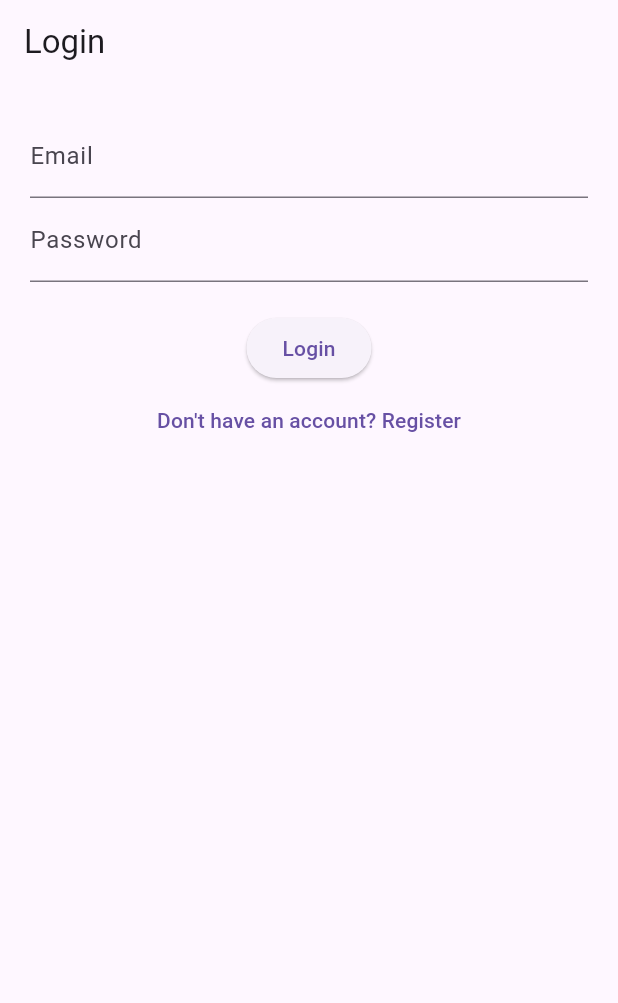
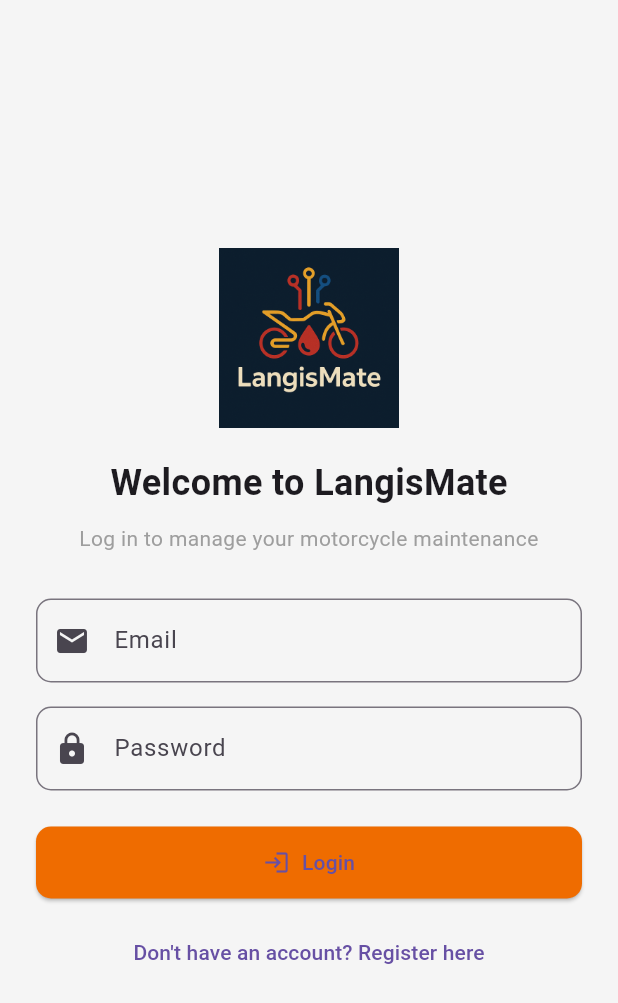
Before and after one commit to jrbb11/LangisMate, a Flutter app: the screen it shows after launch, on a phone screen of 412 x 824 dp. Shown: the top 1003 px of the screen. Run offline on Flutter 3.47's test engine with Material 3 defaults, Android fonts, the phone set to English and light mode, and no system bars; our stand-ins replace fluttertoast, supabase_flutter; accounts and stored records are empty.

Commit message:
✨ Add LangisMate logo and updated login UI

```diff
--- a/lib/login_screen.dart
+++ b/lib/login_screen.dart
@@ -17,22 +17,68 @@ class _LoginScreenState extends State<LoginScreen> {
   @override
   Widget build(BuildContext context) {
     return Scaffold(
-      appBar: AppBar(title: const Text('Login')),
-      body: Padding(
-        padding: const EdgeInsets.all(20),
+      backgroundColor: Colors.grey[100],
+      body: Center(
+        child: SingleChildScrollView(
+          padding: const EdgeInsets.symmetric(horizontal: 24.0),
           child: Column(
+            mainAxisAlignment: MainAxisAlignment.center,
             children: [
+              // 🌟 LangisMate Logo
+              Image.asset(
+                'assets/langismate_logo.png',
+                width: 120,
+                height: 120,
+              ),
+
+              const SizedBox(height: 20),
+              const Text(
+                "Welcome to LangisMate",
+                style: TextStyle(fontSize: 24, fontWeight: FontWeight.bold),
+              ),
+              const SizedBox(height: 10),
+              const Text(
+                "Log in to manage your motorcycle maintenance",
+                textAlign: TextAlign.center,
+                style: TextStyle(fontSize: 14, color: Colors.grey),
+              ),
+
+              const SizedBox(height: 30),
               TextField(
                 controller: emailCtrl,
-              decoration: const InputDecoration(labelText: 'Email'),
+                decoration: InputDecoration(
+                  labelText: 'Email',
+                  prefixIcon: const Icon(Icons.email),
+                  border: OutlineInputBorder(
+                    borderRadius: BorderRadius.circular(10),
                   ),
+                ),
+              ),
+              const SizedBox(height: 16),
               TextField(
                 controller: passCtrl,
-              decoration: const InputDecoration(labelText: 'Password'),
                 obscureText: true,
+                decoration: InputDecoration(
+                  labelText: 'Password',
+                  prefixIcon: const Icon(Icons.lock),
+                  border: OutlineInputBorder(
+                    borderRadius: BorderRadius.circular(10),
                   ),
-            const SizedBox(height: 20),
-            ElevatedButton(
+                ),
+              ),
+              const SizedBox(height: 24),
+              SizedBox(
+                width: double.infinity,
+                child: ElevatedButton.icon(
+                  icon: const Icon(Icons.login),
+                  label: const Text("Login"),
+                  style: ElevatedButton.styleFrom(
+                    padding: const EdgeInsets.symmetric(vertical: 14),
+                    backgroundColor: Colors.orange[800],
+                    shape: RoundedRectangleBorder(
+                      borderRadius: BorderRadius.circular(10),
+                    ),
+                  ),
                   onPressed: () async {
                     final success = await AuthService().signIn(
                       emailCtrl.text,
@@ -49,18 +95,18 @@ class _LoginScreenState extends State<LoginScreen> {
                       Navigator.pushNamed(context, '/dashboard');
                     }
                   },
-              child: const Text('Login'),
                 ),
+              ),
+              const SizedBox(height: 12),
               TextButton(
-              onPressed: () {
-                Navigator.push(
+                onPressed: () => Navigator.push(
                   context,
                   MaterialPageRoute(builder: (_) => const RegisterScreen()),
-                );
-              },
-              child: const Text("Don't have an account? Register"),
+                ),
+                child: const Text("Don't have an account? Register here"),
               ),
             ],
+          ),
         ),
       ),
     );
```
Also changed, not shown: pubspec.yaml (+3 -69 lines), assets/langismate_logo.png (added). Lines whose indentation alone changed are shown as unchanged.
